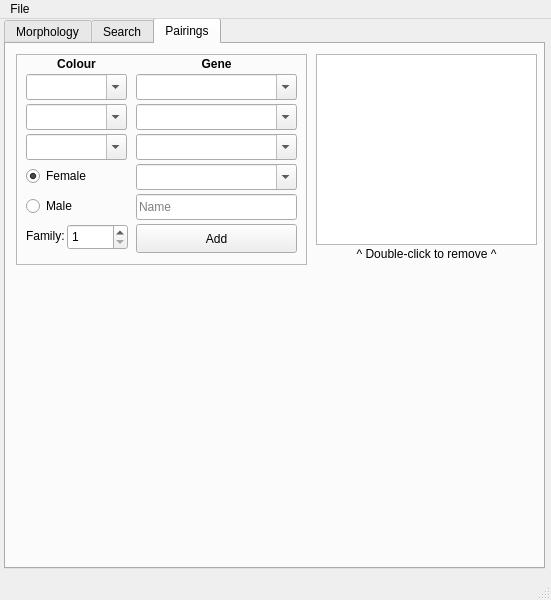
Old version of the form mainwindow.ui in the repository TheCalpolMan/flight-rising-breeding-tracker.
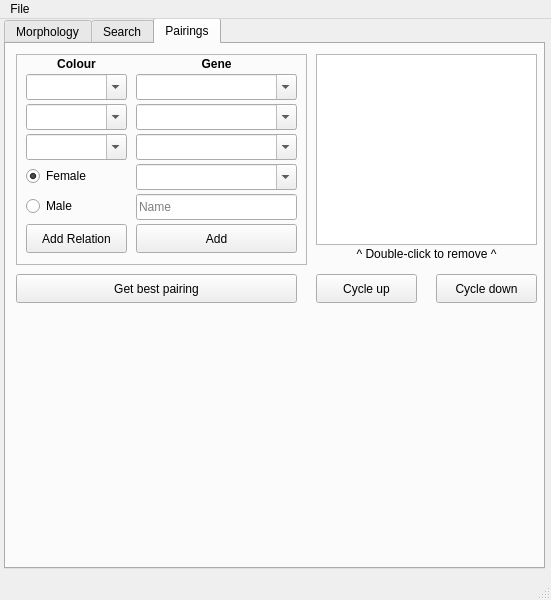
New version of the form. Icons and pictures are not drawn. Custom widgets are drawn as their Qt base class.

Commit message: ui edited - family relations in UI must be more complex than integers; WIP on finding best parent combo

Patch:
```diff
--- a/mainwindow.ui
+++ b/mainwindow.ui
@@ -1825,48 +1825,17 @@
         <string>Add</string>
        </property>
       </widget>
-      <widget class="QLabel" name="label_33">
+      <widget class="QPushButton" name="addrelationpushbutton">
        <property name="geometry">
         <rect>
          <x>10</x>
-         <y>171</y>
-         <width>63</width>
-         <height>21</height>
-        </rect>
-       </property>
-       <property name="text">
-        <string>Family:</string>
-       </property>
-      </widget>
-      <widget class="QSpinBox" name="familyspinBox">
-       <property name="geometry">
-        <rect>
-         <x>51</x>
          <y>170</y>
-         <width>61</width>
-         <height>26</height>
+         <width>101</width>
+         <height>29</height>
         </rect>
        </property>
-       <property name="mouseTracking">
-        <bool>true</bool>
-       </property>
-       <property name="toolTip">
-        <string/>
-       </property>
-       <property name="toolTipDuration">
-        <number>-1</number>
-       </property>
-       <property name="statusTip">
-        <string/>
-       </property>
-       <property name="whatsThis">
-        <string/>
-       </property>
-       <property name="minimum">
-        <number>1</number>
-       </property>
-       <property name="maximum">
-        <number>64</number>
+       <property name="text">
+        <string>Add Relation</string>
        </property>
       </widget>
      </widget>
@@ -1893,6 +1862,45 @@
        <string>&lt;html&gt;&lt;head/&gt;&lt;body&gt;&lt;p align=&quot;center&quot;&gt;^ Double-click to remove ^&lt;/p&gt;&lt;/body&gt;&lt;/html&gt;</string>
       </property>
      </widget>
+     <widget class="QPushButton" name="calculatepairingspushbutton">
+      <property name="geometry">
+       <rect>
+        <x>10</x>
+        <y>230</y>
+        <width>281</width>
+        <height>29</height>
+       </rect>
+      </property>
+      <property name="text">
+       <string>Get best pairing</string>
+      </property>
+     </widget>
+     <widget class="QPushButton" name="pushButton_3">
+      <property name="geometry">
+       <rect>
+        <x>430</x>
+        <y>230</y>
+        <width>101</width>
+        <height>29</height>
+       </rect>
+      </property>
+      <property name="text">
+       <string>Cycle down</string>
+      </property>
+     </widget>
+     <widget class="QPushButton" name="pushButton_4">
+      <property name="geometry">
+       <rect>
+        <x>310</x>
+        <y>230</y>
+        <width>101</width>
+        <height>29</height>
+       </rect>
+      </property>
+      <property name="text">
+       <string>Cycle up</string>
+      </property>
+     </widget>
     </widget>
    </widget>
   </widget>
```
The commit also changes 15 other files.
